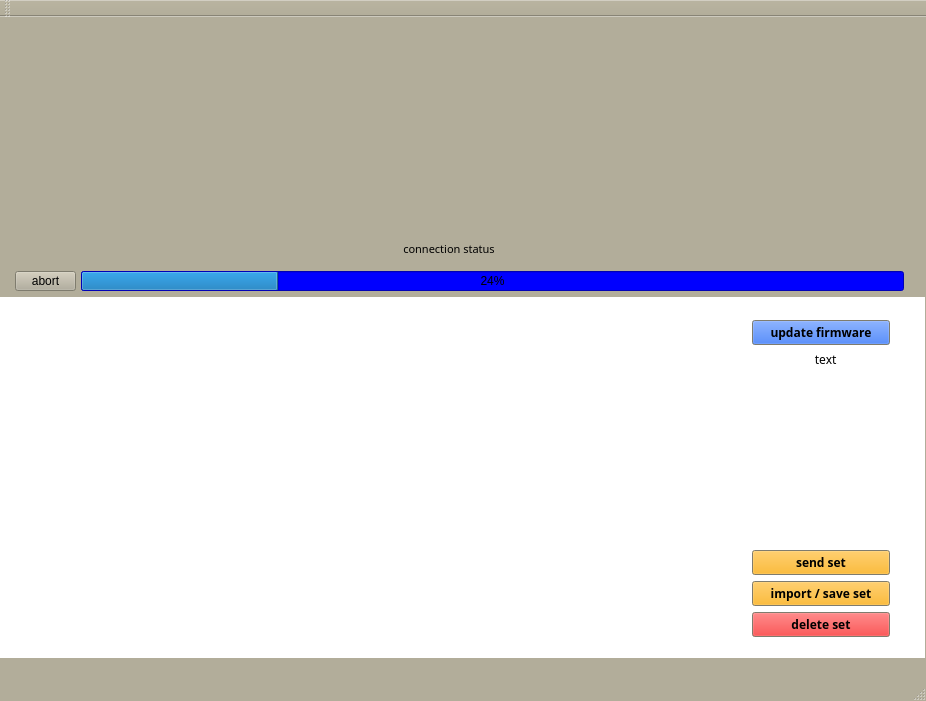
Qt form LordyLink.ui (Lordyphon2021/LordyLink-online-firmware-updater) before a commit.
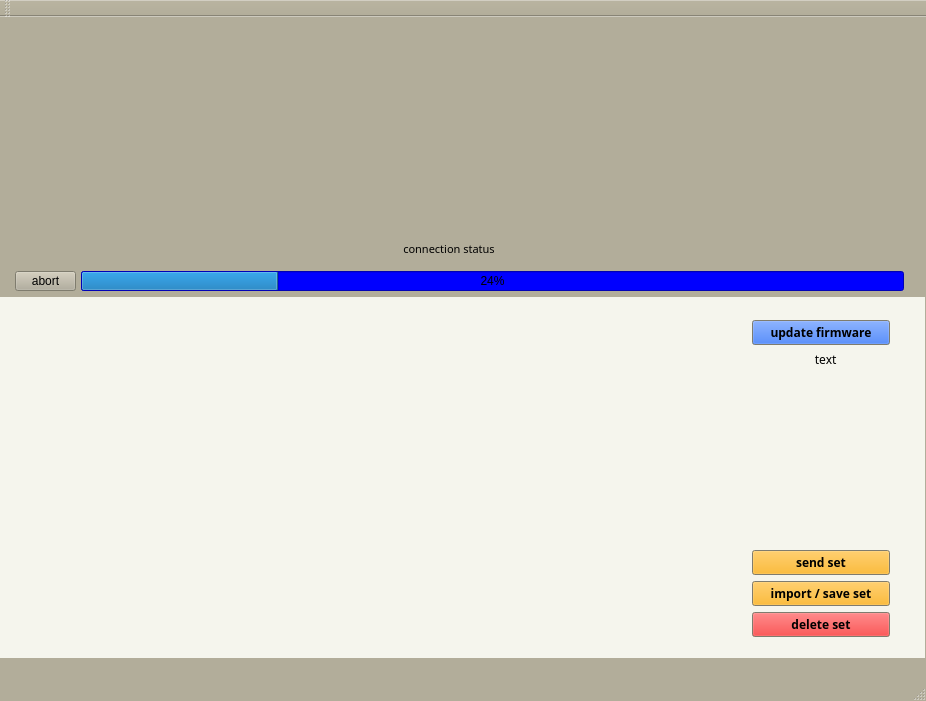
The same form after that commit.

Patch:
```diff
--- a/LordyLink.ui
+++ b/LordyLink.ui
@@ -486,6 +486,15 @@
          </color>
         </brush>
        </colorrole>
+       <colorrole role="Base">
+        <brush brushstyle="SolidPattern">
+         <color alpha="255">
+          <red>245</red>
+          <green>245</green>
+          <blue>237</blue>
+         </color>
+        </brush>
+       </colorrole>
        <colorrole role="Highlight">
         <brush brushstyle="SolidPattern">
          <color alpha="255">
@@ -524,6 +533,15 @@
          </color>
         </brush>
        </colorrole>
+       <colorrole role="Base">
+        <brush brushstyle="SolidPattern">
+         <color alpha="255">
+          <red>245</red>
+          <green>245</green>
+          <blue>237</blue>
+         </color>
+        </brush>
+       </colorrole>
        <colorrole role="Highlight">
         <brush brushstyle="SolidPattern">
          <color alpha="255">
@@ -562,6 +580,15 @@
          </color>
         </brush>
        </colorrole>
+       <colorrole role="Base">
+        <brush brushstyle="SolidPattern">
+         <color alpha="255">
+          <red>178</red>
+          <green>173</green>
+          <blue>154</blue>
+         </color>
+        </brush>
+       </colorrole>
        <colorrole role="Highlight">
         <brush brushstyle="SolidPattern">
          <color alpha="255">
```
